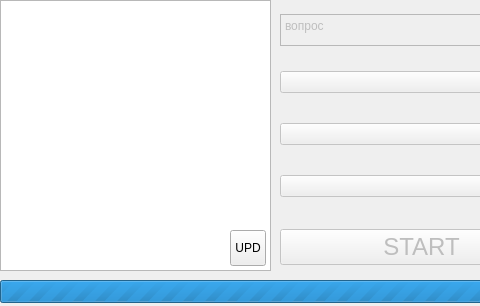
Above: main.ui from IlyaRonni/AKlever before the change; both pictures show x 0 to 480 and y 0 to 306 of the 854 by 306 pixel window. Below: the same form after it.
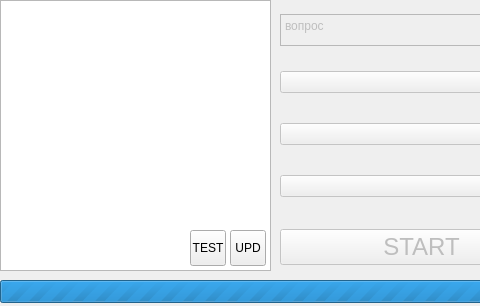
That is the form after the change.

Commit message: + Command-line interface (cli.py) ~ googler.py fixes ~ Search algo improvements (still not good) - GUI support (NEED PR)

Diff of the .ui file:
```diff
--- a/main.ui
+++ b/main.ui
@@ -270,6 +270,19 @@
      </item>
     </layout>
    </widget>
+   <widget class="QToolButton" name="runCustomButton">
+    <property name="geometry">
+     <rect>
+      <x>190</x>
+      <y>230</y>
+      <width>36</width>
+      <height>36</height>
+     </rect>
+    </property>
+    <property name="text">
+     <string>TEST</string>
+    </property>
+   </widget>
   </widget>
  </widget>
  <resources/>
```
The commit also changes 6 other files.
